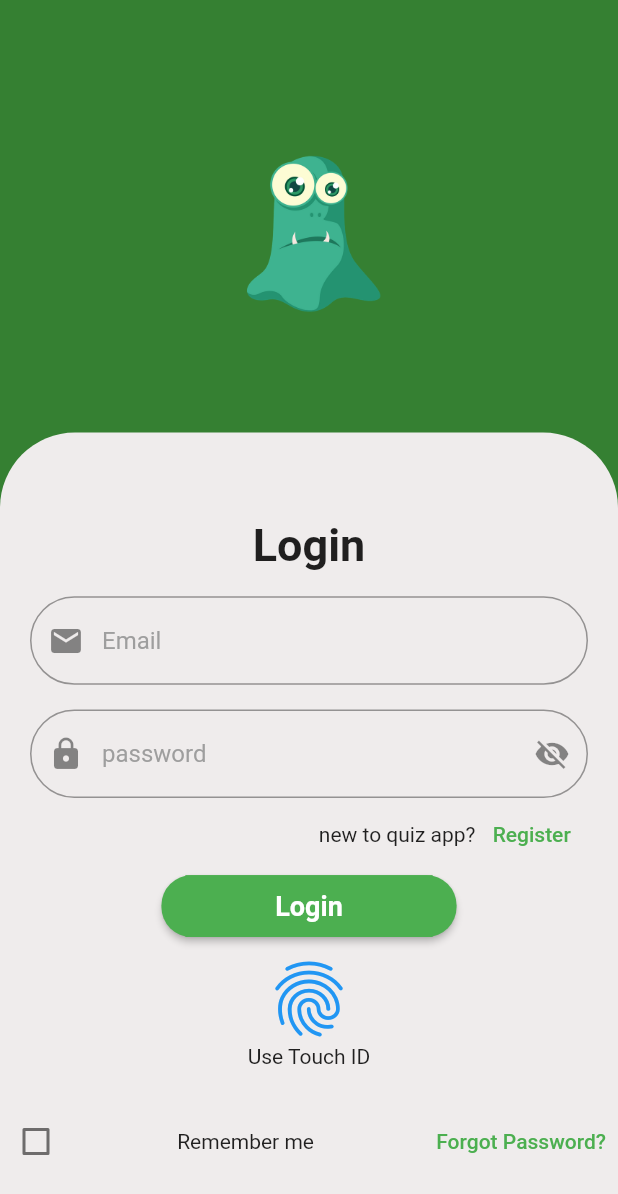
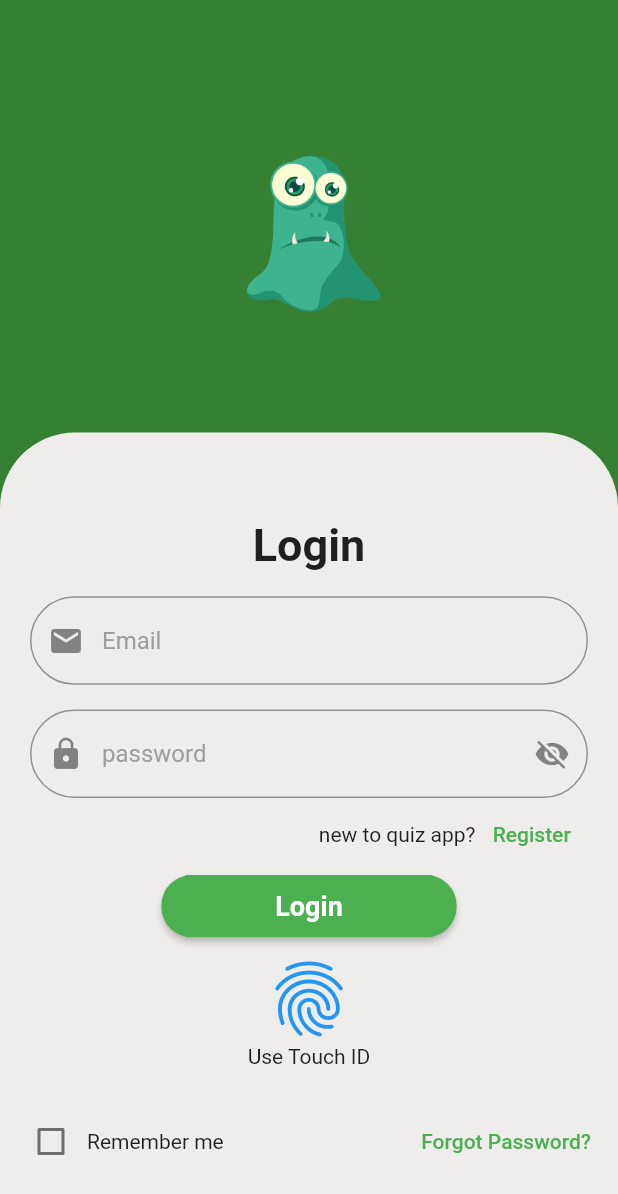
Before and after one commit to MahmoudAbuelazm/quizapp, a Flutter app: the screen it shows after launch, after a tap on "Start", on a phone screen of 412 x 824 dp. Shown: the top 1194 px of the screen. Run offline on Flutter 3.47's test engine with Material 2 defaults, Android fonts, the phone set to English and light mode, and no system bars; our stand-ins replace google_fonts.

Commit message:
small edit

```diff
--- a/quizapp/lib/screens/loginscreen.dart
+++ b/quizapp/lib/screens/loginscreen.dart
@@ -131,11 +131,18 @@ class loginscreen extends StatelessWidget {
                     SizedBox(
                       height: MediaQuery.of(context).size.height * 0.03,
                     ),
+                    Padding(
+                      padding: const EdgeInsets.only(left: 10, right: 10),
+                      child: Row(
+                        mainAxisAlignment: MainAxisAlignment.spaceBetween,
+                        children: [
                           Row(
-                      mainAxisAlignment: MainAxisAlignment.spaceBetween,
                             children: [
                               Checkbox(value: false, onChanged: (value) {}),
                           Text("Remember me "),
+                            ],
+                          )
+                          ,
                           TextButton(
                               onPressed: () {},
                               child: Text(
@@ -143,6 +150,7 @@ class loginscreen extends StatelessWidget {
                                 style: TextStyle(color: Colors.green),
                               ))
                         ],
+                      ),
                     )
                   ],
                 ),
--- a/quizapp/lib/screens/quizscreen.dart
+++ b/quizapp/lib/screens/quizscreen.dart
@@ -73,7 +73,7 @@ class quizscreen extends StatelessWidget {
                             Text(
                               "What is the capital of France ?",
                               style: GoogleFonts.cookie(
-                                  fontSize: 30, fontWeight: FontWeight.bold),
+                                  fontSize: 25, fontWeight: FontWeight.bold),
                             ),
                           ],
                         ),
--- a/quizapp/lib/screens/scorescreen.dart
+++ b/quizapp/lib/screens/scorescreen.dart
@@ -19,7 +19,7 @@ class scorescreen extends StatelessWidget {
                           color: Colors.black,
                           fontSize: 50,
                           fontWeight: FontWeight.bold))),
-              Text("Yasmin",
+              Text("Mahmoud",
                   style: GoogleFonts.lobster(
                       textStyle: TextStyle(
                           color: Colors.purple,
@@ -30,7 +30,7 @@ class scorescreen extends StatelessWidget {
           Row(
             mainAxisAlignment: MainAxisAlignment.center,
             children: [
-              Text("Your Score is : r / r",
+              Text("Your Score is : 9/10",
                   style: GoogleFonts.lobster(
                       textStyle: TextStyle(
                           color: Colors.black,
```
Lines whose indentation alone changed are shown as unchanged.
